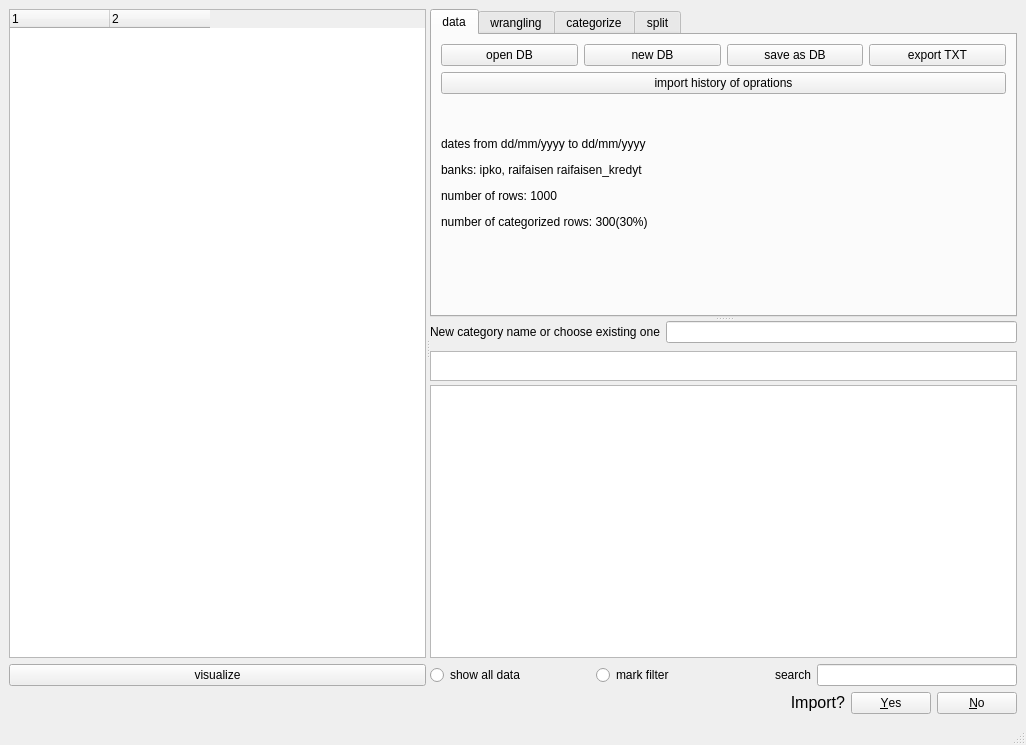
Old version of the form qt_gui/design/main_window.ui in the repository zielaskowski/banking.
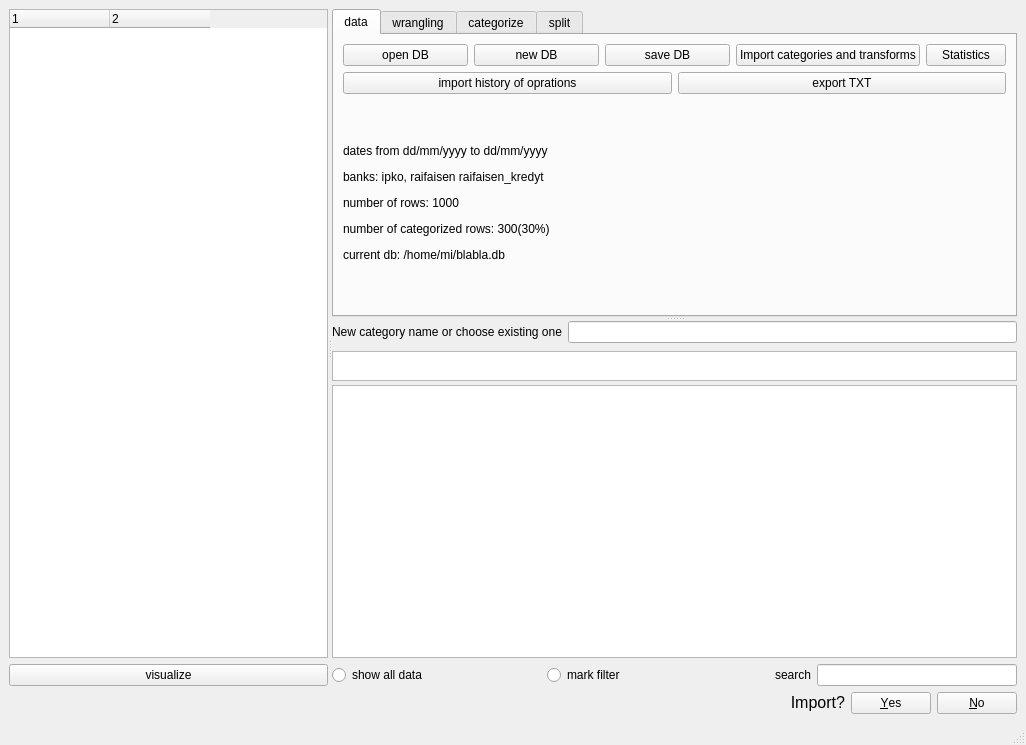
New version of the form. The open tabs and pages were chosen to show the change. Icons and pictures are not drawn.

The edit to the form file:
```diff
--- a/qt_gui/design/main_window.ui
+++ b/qt_gui/design/main_window.ui
@@ -32,7 +32,7 @@
       <property name="orientation">
        <enum>Qt::Horizontal</enum>
       </property>
-      <widget class="QWidget" name="">
+      <widget class="QWidget" name="layoutWidget">
        <layout class="QVBoxLayout" name="verticalLayout_6">
         <item>
          <widget class="QTreeWidget" name="tree_db">
@@ -148,17 +148,27 @@
                  <string>save opened DB under new name and opens it</string>
                 </property>
                 <property name="text">
-                 <string>save as DB</string>
+                 <string>save DB</string>
                 </property>
                </widget>
               </item>
               <item>
-               <widget class="QPushButton" name="export_btn">
-                <property name="statusTip">
-                 <string>export current DB to TXT file (tab separated)</string>
+               <widget class="QPushButton" name="importTrans_btn">
+                <property name="text">
+                 <string>Import categories and transforms</string>
                 </property>
+               </widget>
+              </item>
+              <item>
+               <widget class="QPushButton" name="stat_btn">
+                <property name="sizePolicy">
+                 <sizepolicy hsizetype="Maximum" vsizetype="Fixed">
+                  <horstretch>0</horstretch>
+                  <verstretch>0</verstretch>
+                 </sizepolicy>
+                </property>
                 <property name="text">
-                 <string>export TXT</string>
+                 <string>Statistics</string>
                 </property>
                </widget>
               </item>
@@ -168,11 +178,27 @@
              <layout class="QHBoxLayout" name="horizontalLayout_2">
               <item>
                <widget class="QPushButton" name="imp_btn">
+                <property name="sizePolicy">
+                 <sizepolicy hsizetype="Minimum" vsizetype="Fixed">
+                  <horstretch>0</horstretch>
+                  <verstretch>0</verstretch>
+                 </sizepolicy>
+                </property>
                 <property name="text">
                  <string>import history of oprations</string>
                 </property>
                </widget>
               </item>
+              <item>
+               <widget class="QPushButton" name="export_btn">
+                <property name="statusTip">
+                 <string>export current DB to TXT file (tab separated)</string>
+                </property>
+                <property name="text">
+                 <string>export TXT</string>
+                </property>
+               </widget>
+              </item>
              </layout>
             </item>
             <item>
@@ -184,7 +210,7 @@
                </sizepolicy>
               </property>
               <property name="text">
-               <string>&lt;html&gt;&lt;head/&gt;&lt;body&gt;&lt;p&gt;dates from dd/mm/yyyy to dd/mm/yyyy&lt;/p&gt;&lt;p&gt;banks: ipko, raifaisen raifaisen_kredyt&lt;/p&gt;&lt;p&gt;number of rows: 1000&lt;/p&gt;&lt;p&gt;number of categorized rows: 300(30%)&lt;/p&gt;&lt;p&gt;&lt;br/&gt;&lt;/p&gt;&lt;/body&gt;&lt;/html&gt;</string>
+               <string>&lt;html&gt;&lt;head/&gt;&lt;body&gt;&lt;p&gt;dates from dd/mm/yyyy to dd/mm/yyyy&lt;/p&gt;&lt;p&gt;banks: ipko, raifaisen raifaisen_kredyt&lt;/p&gt;&lt;p&gt;number of rows: 1000&lt;/p&gt;&lt;p&gt;number of categorized rows: 300(30%)&lt;/p&gt;&lt;p&gt;current db: /home/mi/blabla.db&lt;/p&gt;&lt;/body&gt;&lt;/html&gt;</string>
               </property>
              </widget>
             </item>
```
Left out of the diff: 4 changed lines with no effect on the pictures.
